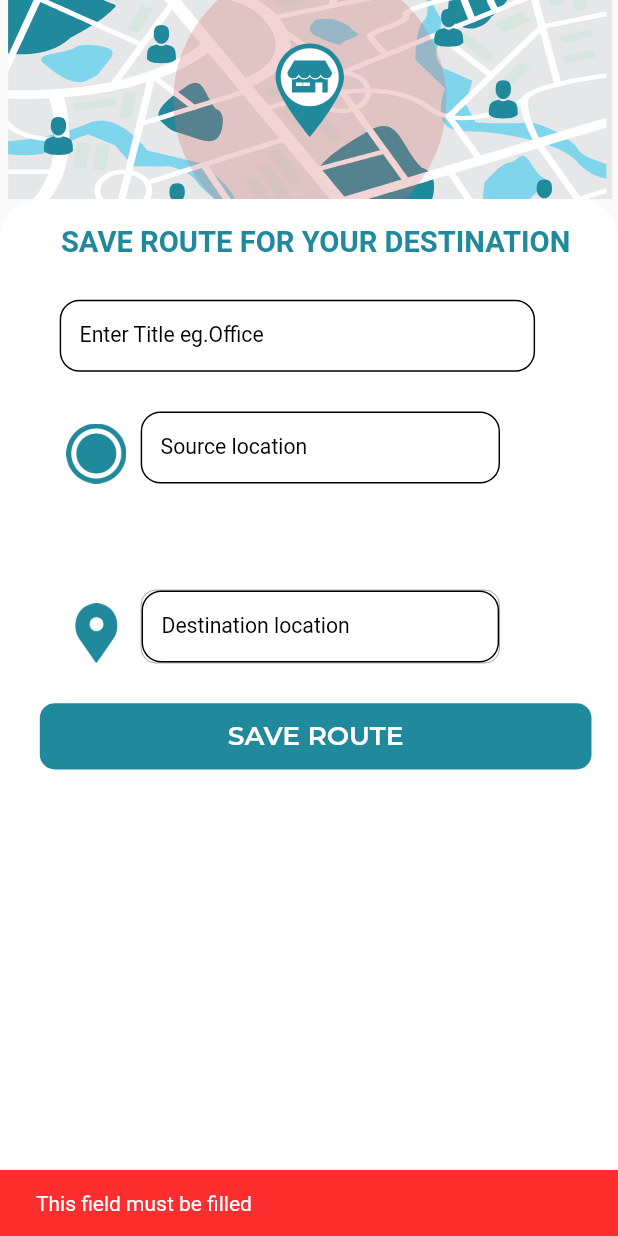
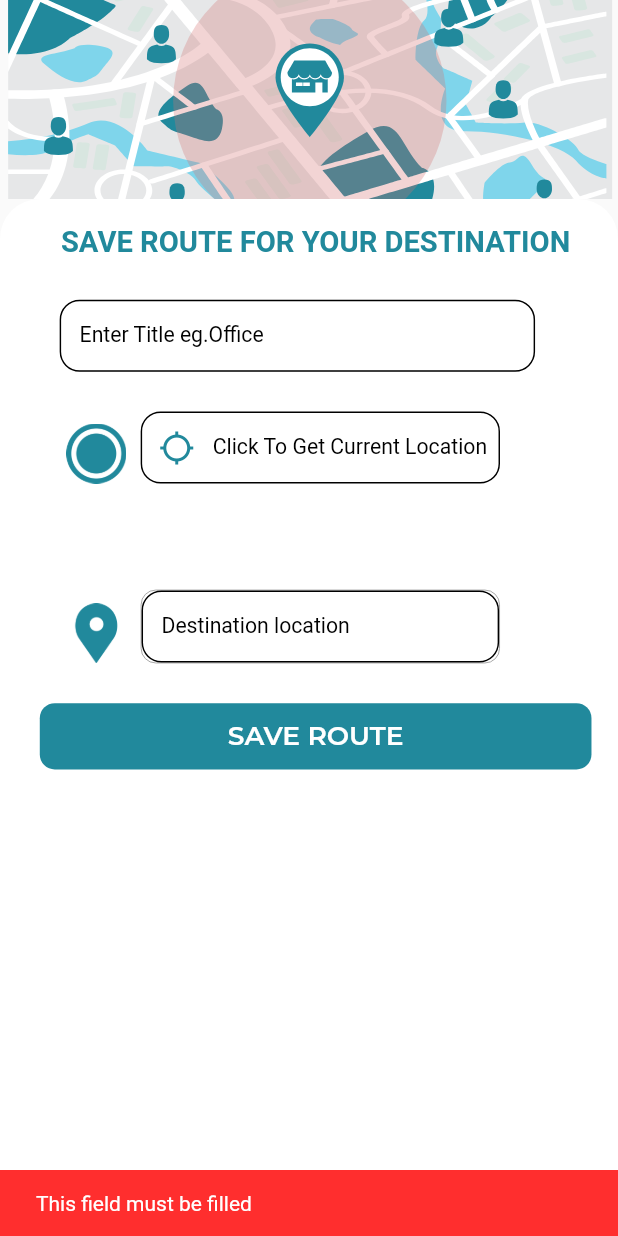
Before and after one commit to akwappnet/location_buddy, a Flutter app: the SaveLocationView screen opened by its route, after a tap on "SAVE ROUTE", on a phone screen of 412 x 824 dp. Run offline on Flutter 3.47's test engine with Material 2 defaults, Android fonts, the phone set to English and light mode, and no system bars; drawn by our look-alikes of google_places_flutter; our stand-ins replace avatar_glow, babstrap_settings_screen, cloud_firestore, firebase_auth, firebase_core, flutter_screenutil and 10 more; missing offline and left inert: auto_direction, flutter_inappwebview, flutter_polyline_points, r_dotted_line_border, simple_fontellico_progress_dialog; accounts and stored records are empty.

Commit message:
get location and saave

```diff
--- a/lib/localization/app_localization.dart
+++ b/lib/localization/app_localization.dart
@@ -29,7 +29,7 @@ class AppLocalization {
       //save route page language translate
       'heading': 'SAVE ROUTE FOR YOUR DESTINATION',
       'hint-title': 'Enter Title eg.Office',
-      'hint-source': 'Source location',
+      'hint-source': 'Click To Get Current Location',
       'hint-destination': 'Destination location',
       'save-button': 'SAVE ROUTE',
       'save-button2': 'Please Wait..',
--- a/lib/provider/save_location_view_provider.dart
+++ b/lib/provider/save_location_view_provider.dart
@@ -233,7 +233,10 @@ class SaveLocationViewProvider extends ChangeNotifier {
 
 //get current location and convert to address
 
-  void getAdderss() async {
+  Future<void> getAdderss() async {
+    bool serviceEnabled;
+    serviceEnabled = await location.serviceEnabled();
+    if (serviceEnabled) {
       await location.getLocation().then((location) async {
         setCurrentPosition(location);
 
@@ -249,10 +252,14 @@ class SaveLocationViewProvider extends ChangeNotifier {
 
         sourceController.text = address;
       });
+      return;
+    } else {
+      return;
+    }
   }
 
   Future<void> getCurrentLocation(BuildContext context) async {
-    await locationPermission(context);
+//    await locationPermission(context);
 
     loc.PermissionStatus permissionGranted;
     bool serviceEnabled;
@@ -263,20 +270,41 @@ class SaveLocationViewProvider extends ChangeNotifier {
       //request to enable location service
       serviceEnabled = await location.requestService();
       if (serviceEnabled) {
-        getAdderss();
+        await getAdderss();
+        print("object");
+        return;
+      } else {
+        ScaffoldMessenger.of(context).showSnackBar(
+          const SnackBar(
+            backgroundColor: CustomColor.redColor,
+            content: Text("Please Turn on Location"),
+            duration: Duration(seconds: 3),
+          ),
+        );
       }
     }
+    await getAdderss();
 
+    //  getAdderss();
     //check if location permission is granted
     permissionGranted = await location.hasPermission();
     if (permissionGranted == loc.PermissionStatus.denied) {
       //request to grant location permission
       permissionGranted = await location.requestPermission();
       if (permissionGranted != loc.PermissionStatus.granted) {
+        // ignore: use_build_context_synchronously
+        ScaffoldMessenger.of(context).showSnackBar(
+          const SnackBar(
+            backgroundColor: CustomColor.redColor,
+            content: Text("Please Give Location Permission"),
+            duration: Duration(seconds: 3),
+          ),
+        );
         log("message");
         return;
       }
     }
-    getAdderss();
+
+    await getAdderss();
   }
 }
--- a/lib/services/take_location_permission.dart
+++ b/lib/services/take_location_permission.dart
@@ -4,9 +4,10 @@ import 'dart:math';
 
 import 'package:flutter/material.dart';
 import 'package:permission_handler/permission_handler.dart';
+import 'package:provider/provider.dart';
 
+import '../provider/save_location_view_provider.dart';
 import '../utils/colors/colors.dart';
-import '../widgets/custom_dialog_box.dart';
 import '../widgets/location_disclosure_dialog.dart';
 
 Future<void> locationPermission(BuildContext context) async {
@@ -35,7 +36,9 @@ Future<void> locationPermission(BuildContext context) async {
 }
 
 Future<void> requestLocationPermission(BuildContext context) async {
-  // If location services are already enabled, check for location permissions
+  Provider.of<SaveLocationViewProvider>(context, listen: false)
+      .getCurrentLocation(context);
+  /*  // If location services are already enabled, check for location permissions
   // Request location permission
   var status = await Permission.location.request();
   // Check if permission is granted
@@ -74,5 +77,5 @@ Future<void> requestLocationPermission(BuildContext context) async {
             },
           );
         });
-  }
+  } */
 }
--- a/lib/view/save_location_view.dart
+++ b/lib/view/save_location_view.dart
@@ -127,9 +127,13 @@ class _SaveLocationViewState extends State<SaveLocationView> {
                                       SizedBox(
                                         width: 10.w,
                                       ),
-                                      SizedBox(
+
+                                      /*  SizedBox(
                                         width: 250.w,
                                         child: BuildTextFormField(
+                                          leftIcon: const Icon(
+                                              Icons.location_searching_outlined,
+                                              color: CustomColor.primaryColor),
                                           readOnly: true,
                                           controller: saveLocationViewProvider
                                               .sourceController,
@@ -137,7 +141,28 @@ class _SaveLocationViewState extends State<SaveLocationView> {
                                           txtHint: AppLocalization.of(context)!
                                               .translate('hint-source'),
                                         ),
-                                      )
+                                      ) */
+                                      SizedBox(
+                                        width: 250.w,
+                                        child: BuildTextFormField(
+                                          leftIcon: const Icon(
+                                              Icons.location_searching_outlined,
+                                              color: CustomColor.primaryColor),
+                                          txtHint: AppLocalization.of(context)!
+                                              .translate('hint-source'),
+                                          readOnly: true,
+                                          controller: saveLocationViewProvider
+                                              .sourceController,
+                                          isObserve: false,
+                                          onClicked: () async {
+                                            Provider.of<SaveLocationViewProvider>(
+                                                    context,
+                                                    listen: false)
+                                                .getCurrentLocation(context);
+                                            print("Demo");
+                                          },
+                                        ),
+                                      ),
                                     ],
                                   ),
                                   Padding(
--- a/lib/widgets/custom_text_field.dart
+++ b/lib/widgets/custom_text_field.dart
@@ -9,7 +9,7 @@ import 'package:location_buddy/utils/font/font_family.dart';
 import 'package:location_buddy/utils/font/font_style.dart';
 
 class BuildTextFormField extends StatefulWidget {
-  final FaIcon? leftIcon;
+  final Icon? leftIcon;
   final String? txtHint;
   bool isObserve = false;
   bool? readOnly = false;
@@ -65,6 +65,7 @@ class _BuildTextFormFieldState extends State<BuildTextFormField> {
               fontFamily: FontFamliyM.ROBOTOREGULAR),
           textInputAction: TextInputAction.next,
           decoration: InputDecoration(
+            prefixIcon: widget.leftIcon,
             contentPadding: EdgeInsets.only(
               left: 15.sp,
             ),
```
Also changed, not shown: pubspec.lock. Lines whose indentation alone changed are shown as unchanged.
